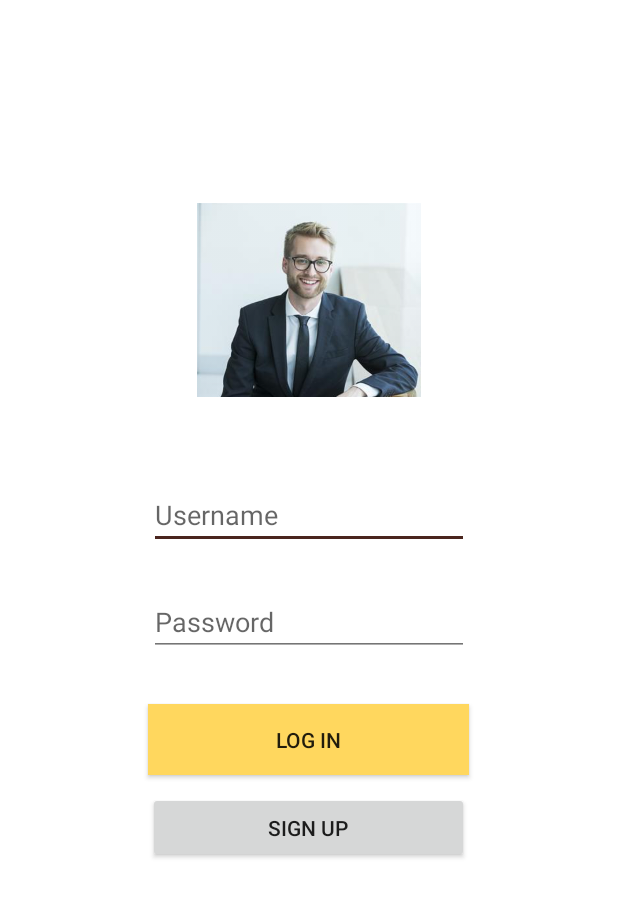
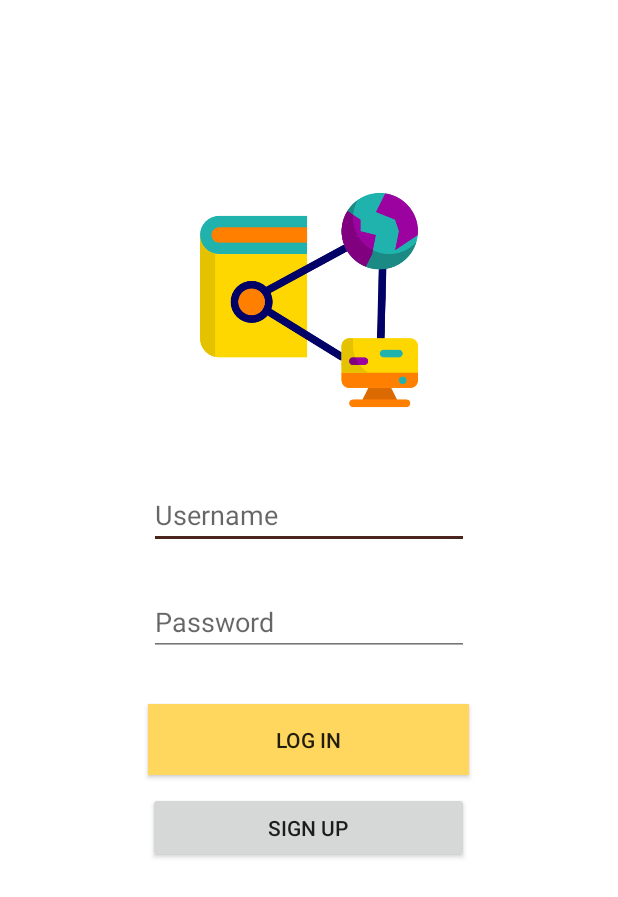
Before and after one commit to shaira97/anything, an Android app: the screen it shows after launch (LoginActivity), on a phone screen of 412 x 824 dp. Shown: the top 897 px of the screen. Run offline under Robolectric (Android 15) with nearby library versions, the phone set to English and light mode, and no system bars.

Commit message:
name changing

```diff
--- a/app/src/main/res/layout/activity_login.xml
+++ b/app/src/main/res/layout/activity_login.xml
@@ -11,7 +11,7 @@
         android:layout_marginStart="142dp"
         android:layout_marginTop="127dp"
         android:layout_marginEnd="142dp"
-        android:src="@drawable/lic"
+        android:src="@drawable/laoos"
         app:layout_constraintEnd_toEndOf="parent"
         app:layout_constraintStart_toStartOf="parent"
         app:layout_constraintTop_toTopOf="parent" />
```
